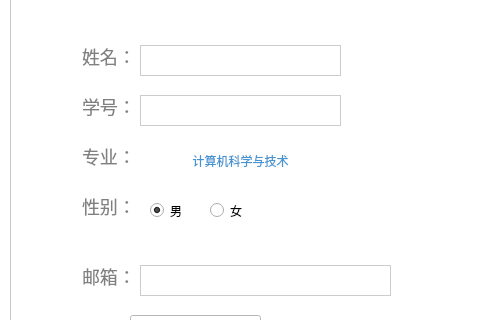
Above: Library/Library/admin_adduser.ui from BooksOcean/BooksOcean before the change; both pictures show x 319 to 799 and y 124 to 444 of the 1021 by 722 pixel window. Below: the same form after it.
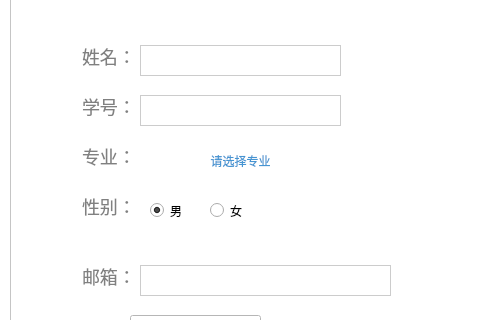
That is the form after the change. Icons and pictures are not drawn.

```diff
--- a/Library/Library/admin_adduser.ui
+++ b/Library/Library/admin_adduser.ui
@@ -490,7 +490,7 @@
 text-size:80px;</string>
          </property>
          <property name="text">
-          <string>计算机科学与技术</string>
+          <string>请选择专业</string>
          </property>
         </widget>
         <widget class="QPushButton" name="btnHeadIcon">
```
